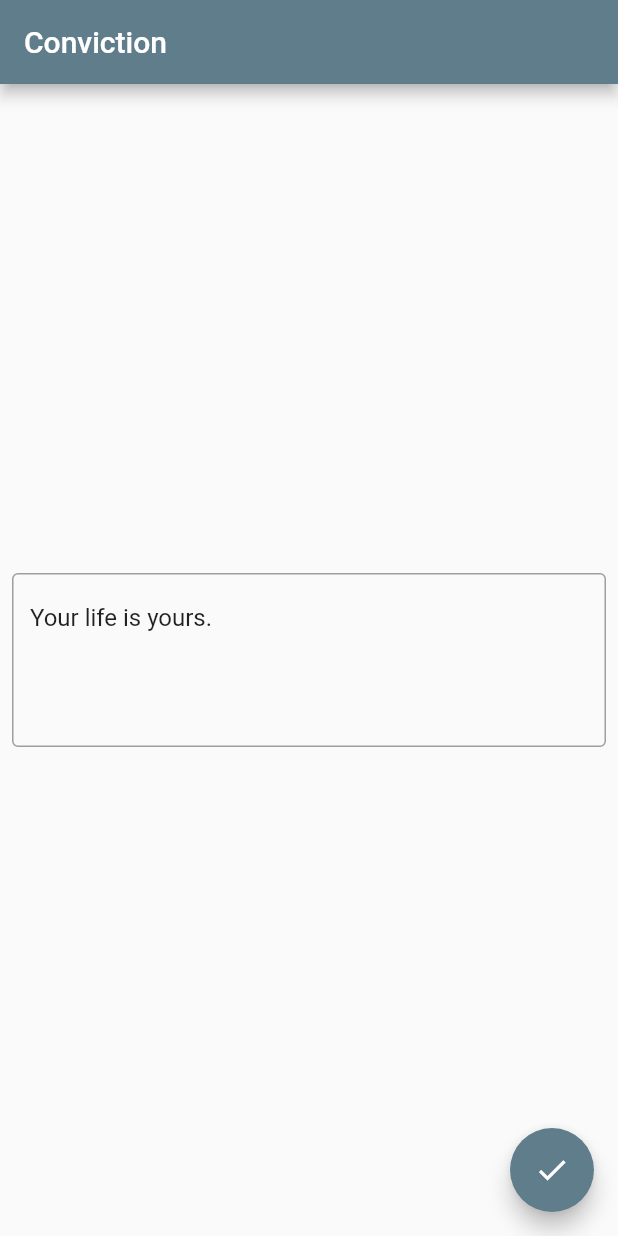
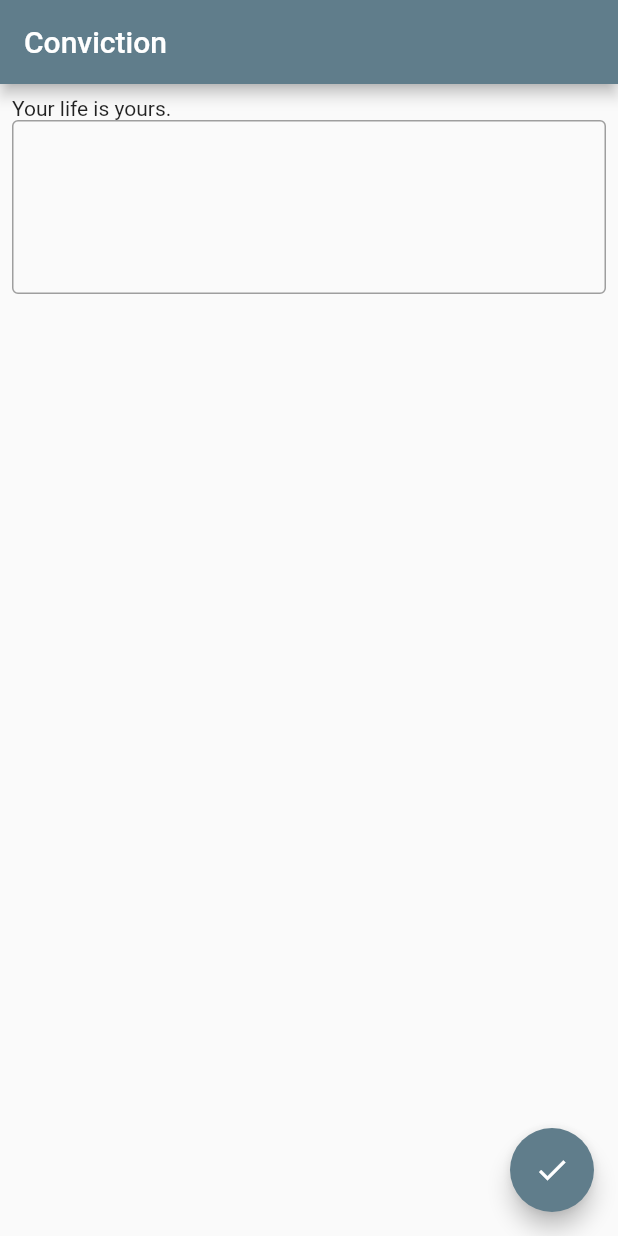
Before and after one commit to ShibuyaMidori/gtest2, a Flutter app: the MainPage screen opened directly, after a tap on the "settings" icon, on a phone screen of 412 x 824 dp. Run offline on Flutter 3.47's test engine with Material 2 defaults, Android fonts, the phone set to English and light mode, and no system bars; our stand-ins replace easy_localization, shared_preferences; accounts and stored records are empty.

Commit message:
:sparkless: ラベルとテキスト入力欄を分けて表示することにした

```diff
--- a/ful_app/lib/main.dart
+++ b/ful_app/lib/main.dart
@@ -39,10 +39,14 @@ class MainScreen extends StatelessWidget {
       supportedLocales: _lang.supportedLocales,
       locale: _lang.locale,
       // title: 'Flutter Demo',
+      initialRoute: '/',
+      routes: {
+        '/': (context) => const MainPage(),
+        '/settings': (context) => const SettingsPage(),
+      },
       theme: ThemeData(
         primarySwatch: Colors.blueGrey,
       ),
-      home: const MainPage(),
     );
   }
 }
@@ -56,20 +60,12 @@ class MainPage extends StatefulWidget {
 
 class _MyHomePageState extends State<MainPage> {
   var _conviction = Statics.defaultConviction;
-  // int _counter = 0;
-  // var _message = tr('conviction_label');
-
-  // void _incrementCounter() {
-  //   setState(() {
-  //     _counter++;
-  //     _message = 'change';
-  //   });
-  // }
 
   Future<void> _getShared() async {
     SharedPreferences prefs = await SharedPreferences.getInstance();
     setState(() {
-      _conviction = prefs.getString(Statics.conviction) ?? Statics.defaultConviction;
+      _conviction =
+          prefs.getString(Statics.conviction) ?? Statics.defaultConviction;
     });
   }
 
@@ -81,26 +77,14 @@ class _MyHomePageState extends State<MainPage> {
         title: Text(tr('app_name')),
       ),
       body: Center(
-        child: Column(
-          mainAxisAlignment: MainAxisAlignment.center,
-          children: <Widget>[
-            Text(
-              _conviction,
-            ),
-            // Text(
-            //   '$_counter',
-            //   style: Theme.of(context).textTheme.headline4,
-            // ),
-          ],
+        child: Text(
+          _conviction,
         ),
       ),
       floatingActionButton: FloatingActionButton(
-        heroTag: "heroMain",
-        // onPressed: _incrementCounter,
         onPressed: () {
           // 設定画面へ遷移する
-          Navigator.push(context,
-              MaterialPageRoute(builder: (context) => const SettingsScreen()));
+          Navigator.pushNamed(context, '/settings');
         },
         child: const Icon(Icons.settings),
       ),
--- a/ful_app/lib/settings.dart
+++ b/ful_app/lib/settings.dart
@@ -41,50 +41,63 @@ class SettingsPage extends StatefulWidget {
 
 class _SettingsPageState extends State<SettingsPage> {
   var _conviction = Statics.defaultConviction;
+  final _controller = TextEditingController();
+
+  @override
+  void dispose() {
+    _controller.dispose();
+    super.dispose();
+  }
 
   Future<void> _getShared() async {
     SharedPreferences prefs = await SharedPreferences.getInstance();
     setState(() {
-      _conviction = prefs.getString(Statics.conviction) ?? Statics.defaultConviction;
+      _conviction =
+          prefs.getString(Statics.conviction) ?? Statics.defaultConviction;
     });
   }
 
   Future<void> _setShared() async {
     SharedPreferences prefs = await SharedPreferences.getInstance();
-    await prefs.setString(Statics.conviction, 'counter 2');
+    await prefs.setString(Statics.conviction, _controller.text);
   }
 
   @override
   Widget build(BuildContext context) {
+    var title = tr('app_name');
     _getShared();
+
     return Scaffold(
       appBar: AppBar(
         automaticallyImplyLeading: false, // 戻るボタンを無効化
-        title: Text(tr('app_name')),
+        title: Text(title),
       ),
-      body: Center(
-        child: Padding(
-          padding: const EdgeInsets.all(8.0),
-          child: TextField(
-            // style: TextStyle(),
-            textAlign: TextAlign.left,
-            textAlignVertical: TextAlignVertical.center,
+      body: Padding(
+        padding: const EdgeInsets.all(8.0),
+        child: Column(children: [
+          SizedBox(
+            width: double.infinity,
+            child: Text(
+              _conviction,
+              textAlign: TextAlign.left,
+            ),
+          ),
+          TextFormField(
             maxLines: 4,
-            controller: TextEditingController(text: _conviction), // 初期値
+            controller: _controller,
             decoration: const InputDecoration(
               enabledBorder: OutlineInputBorder(
                 borderSide: BorderSide(color: Colors.grey),
               ),
             ),
           ),
-        ),
+        ]),
       ),
       floatingActionButton: FloatingActionButton(
-        heroTag: "heroSettings",
         onPressed: () {
           // 設定値を保存する
           _setShared();
-          // Navigator.pop(context);
+          Navigator.pop(context);
         },
         child: const Icon(Icons.done),
       ),
```
